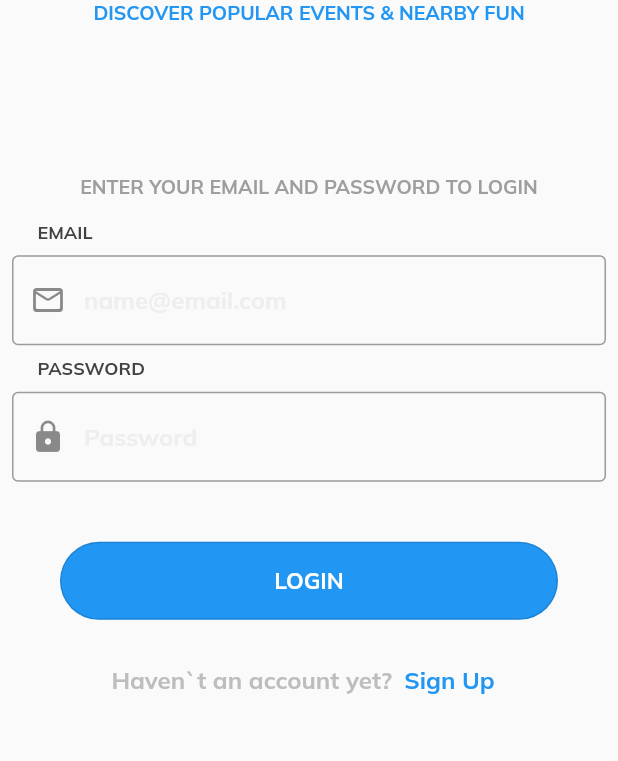
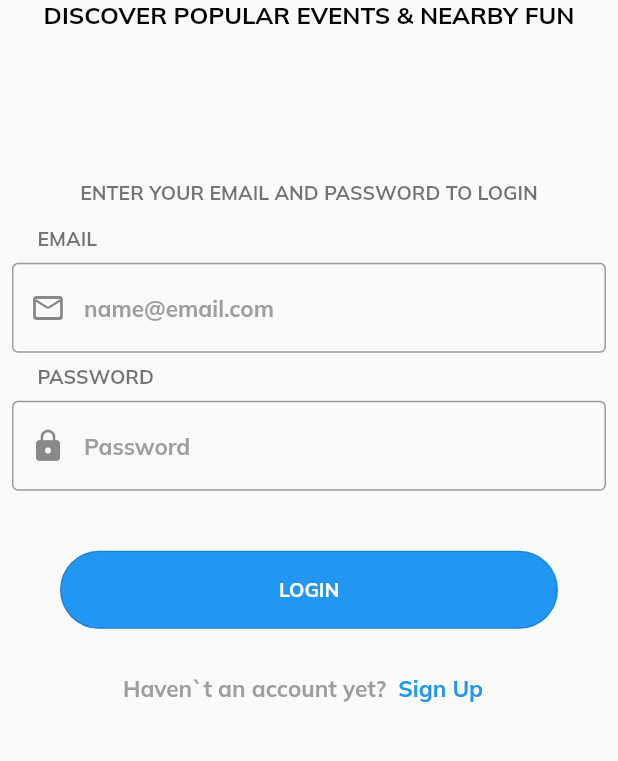
Before and after one commit to SabbathDev/eventor, a Flutter app: the screen it shows after launch, on a phone screen of 412 x 824 dp, the part 250-1011 px from its top. Run offline on Flutter 3.47's test engine with Material 2 defaults, Android fonts, the phone set to English and light mode, and no system bars.

Commit message:
Fixed text styles on login page

```diff
--- a/lib/pages/login.dart
+++ b/lib/pages/login.dart
@@ -19,22 +19,18 @@ class _LoginState extends State<Login> {
             const Center(
               child: Image(image: AssetImage('assets/images/logo.png')),
             ),
-            const Center(
+            Center(
                 child: Text(
               'DISCOVER POPULAR EVENTS & NEARBY FUN',
-              style: TextStyle(fontSize: 13.0),
+              style: Theme.of(context).textTheme.headline1,
             )),
             const SizedBox(
               height: 100.0,
             ),
-            const Center(
+            Center(
               child: Text(
                 'ENTER YOUR EMAIL AND PASSWORD TO LOGIN',
-                style: TextStyle(
-                    fontSize: 13.0,
-                    fontFamily: 'Mulish',
-                    color: Colors.grey
-                ),
+                style: Theme.of(context).textTheme.headline2,
               ),
             ),
             const SizedBox(
@@ -47,10 +43,7 @@ class _LoginState extends State<Login> {
                   padding: const EdgeInsets.fromLTRB(25.0, 0, 0, 0),
                   child: Text(
                     'EMAIL',
-                    style: TextStyle(
-                        fontSize: 12.0,
-                        fontFamily: 'Mulish',
-                        color: Colors.grey[800]),
+                    style: Theme.of(context).textTheme.headline2,
                   ),
                 ),
                 Padding(
@@ -60,22 +53,14 @@ class _LoginState extends State<Login> {
                         prefixIcon: const Icon(Icons.mail_outline_rounded),
                         border: const OutlineInputBorder(),
                         hintText: 'name@email.com',
-                        hintStyle: TextStyle(
-                          fontSize: 16.0,
-                          fontFamily: 'Mulish',
-                          color: Colors.grey[200],
-                        )),
+                        hintStyle: Theme.of(context).textTheme.bodyText1,),
                   ),
                 ),
                 Padding(
                   padding: const EdgeInsets.fromLTRB(25.0, 0, 0, 0),
                   child: Text(
                     'PASSWORD',
-                    style: TextStyle(
-                      fontSize: 12.0,
-                      fontFamily: 'Mulish',
-                      color: Colors.grey[800],
-                    ),
+                    style: Theme.of(context).textTheme.headline2,
                   ),
                 ),
                 Padding(
@@ -85,10 +70,7 @@ class _LoginState extends State<Login> {
                         prefixIcon: const Icon(Icons.lock),
                         border: const OutlineInputBorder(),
                         hintText: 'Password',
-                        hintStyle: TextStyle(
-                            fontSize: 16.0,
-                            fontFamily: 'Mulish',
-                            color: Colors.grey[200])),
+                        hintStyle: Theme.of(context).textTheme.bodyText1,),
                   ),
                 ),
                 const SizedBox(
@@ -101,14 +83,15 @@ class _LoginState extends State<Login> {
                           primary: Colors.white,
                           backgroundColor: Colors.blue[500],
                           minimumSize: const Size(335.0, 52.0),
-                          textStyle: const TextStyle(
-                              fontSize: 15.0, fontFamily: 'Mulish'),
+                          textStyle: Theme.of(context).textTheme.headline1,
                           shape: const RoundedRectangleBorder(
                               borderRadius:
                                   BorderRadius.all(Radius.circular(50.0)))),
                       onPressed: () {}, //TODO login logic
-                      child: const Center(
-                        child: Text('LOGIN'),
+                      child: Center(
+                        child: Text('LOGIN',
+                          style: Theme.of(context).textTheme.headline5,
+                        ),
                       )),
                 ),
                 const SizedBox(
@@ -119,17 +102,13 @@ class _LoginState extends State<Login> {
                   children: [
                     Text(
                       'Haven`t an account yet?',
-                      style: TextStyle(
-                          fontSize: 16.0,
-                          fontFamily: 'Mulish',
-                          color: Colors.grey[400]),
+                      style: Theme.of(context).textTheme.bodyText1,
                     ),
                     TextButton(
                         onPressed: () {}, //TODO sign up logic
-                        child: const Text(
+                        child: Text(
                           'Sign Up',
-                          style:
-                              TextStyle(fontSize: 16.0, fontFamily: 'Mulish'),
+                          style: Theme.of(context).textTheme.bodyText2,
                         ))
                   ],
                 )
```
